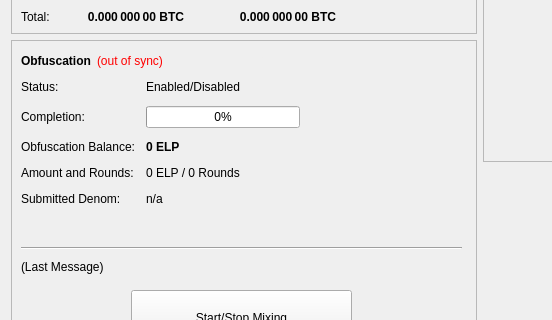
This is src/qt/forms/overviewpage.ui in webworker01/Ellerium as Qt 5 draws it before an edit; both pictures show x 0 to 552 and y 182 to 502 of the 960 by 615 pixel window. The edited form follows.
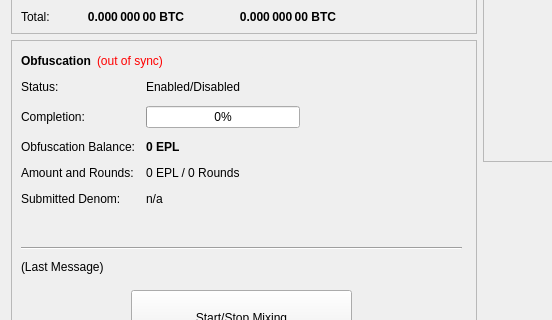
This is the edited form.

What changed in the file:
```diff
--- a/src/qt/forms/overviewpage.ui
+++ b/src/qt/forms/overviewpage.ui
@@ -474,7 +474,7 @@
               </font>
              </property>
              <property name="text">
-              <string notr="true">0 ELP</string>
+              <string notr="true">0 EPL</string>
              </property>
             </widget>
            </item>
@@ -488,7 +488,7 @@
            <item row="3" column="1">
             <widget class="QLabel" name="labelAmountRounds">
              <property name="text">
-              <string>0 ELP / 0 Rounds</string>
+              <string>0 EPL / 0 Rounds</string>
              </property>
             </widget>
            </item>
```
